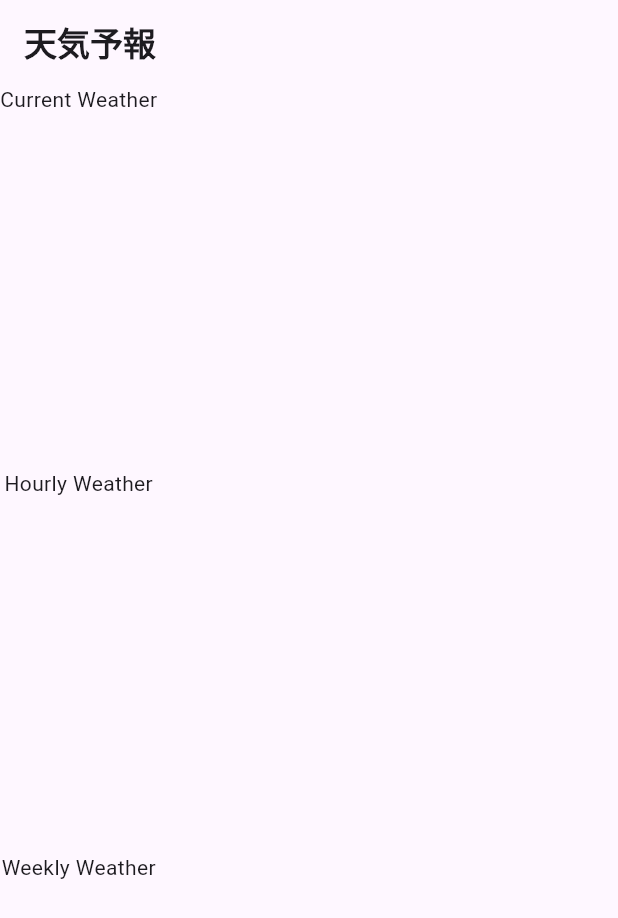
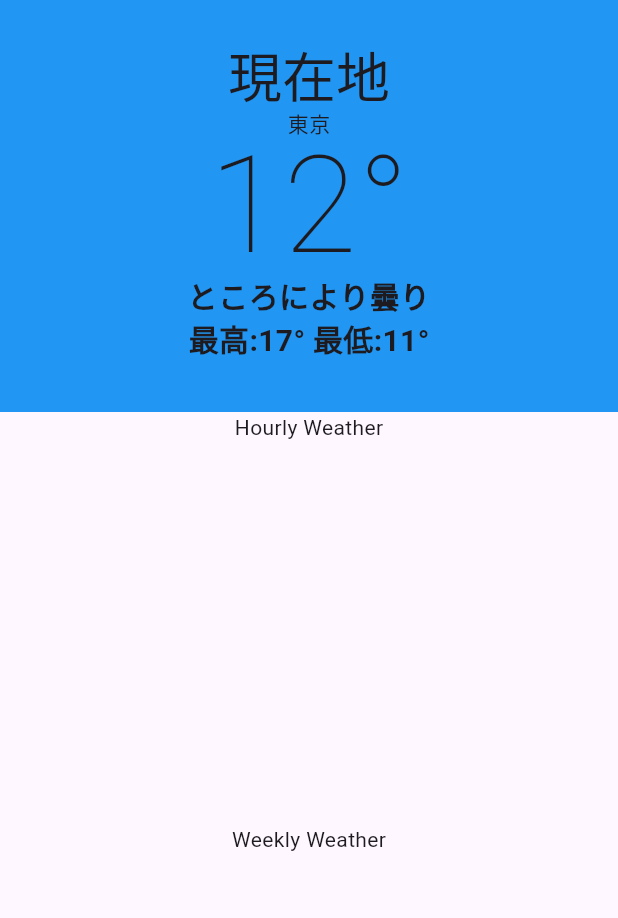
Before and after one commit to yukimiyake0607/clima_riverpod, a Flutter app: the screen it shows after launch, on a phone screen of 412 x 824 dp. Shown: the top 918 px of the screen. Run offline on Flutter 3.47's test engine with Material 3 defaults, Android fonts, the phone set to English and light mode, and no system bars.

Commit message:
add: home_screenのcurrent_weatherのUIを追加

```diff
--- a/lib/screens/home_screen.dart
+++ b/lib/screens/home_screen.dart
@@ -8,14 +8,9 @@ class HomeScreen extends StatelessWidget {
 
   @override
   Widget build(BuildContext context) {
-    return Scaffold(
-        appBar: AppBar(
-          title: Text(
-            '天気予報',
-            style: Theme.of(context).textTheme.titleLarge,
-          ),
-        ),
-        body: const Column(
+    return const Scaffold(
+        body: SafeArea(
+      child: Column(
         children: [
           Expanded(
             flex: 3,
@@ -30,6 +25,7 @@ class HomeScreen extends StatelessWidget {
             child: WeeklyWeather(),
           ),
         ],
+      ),
     ));
   }
 }
--- /dev/null
+++ b/lib/style.dart
@@ -0,0 +1,12 @@
+import 'package:flutter/material.dart';
+
+const kTemperature = TextStyle(
+  fontSize: 90,
+  fontWeight: FontWeight.w200,
+  height: 1.0,
+);
+
+const kCurrentWeather = TextStyle(
+  fontSize: 20.0,
+  fontWeight: FontWeight.w600,
+);
--- a/lib/widgets/current_weather.dart
+++ b/lib/widgets/current_weather.dart
@@ -1,3 +1,4 @@
+import 'package:clima_riverpod/style.dart';
 import 'package:flutter/material.dart';
 
 class CurrentWeather extends StatelessWidget {
@@ -5,6 +6,45 @@ class CurrentWeather extends StatelessWidget {
 
   @override
   Widget build(BuildContext context) {
-    return Text('Current Weather');
+    return Container(
+      color: Colors.blue,
+      child: Padding(
+        padding: const EdgeInsets.symmetric(horizontal: 8.0, vertical: 28.0),
+        child: Column(
+          crossAxisAlignment: CrossAxisAlignment.center,
+          children: [
+            Text(
+              '現在地',
+              style: Theme.of(context).textTheme.displaySmall,
+            ),
+            const Text('東京'),
+            const Text(
+              '12°',
+              style: kTemperature,
+            ),
+            const Text(
+              'ところにより曇り',
+              style: kCurrentWeather,
+            ),
+            const Row(
+              mainAxisAlignment: MainAxisAlignment.center,
+              children: [
+                Text(
+                  '最高:17°',
+                  style: kCurrentWeather,
+                ),
+                SizedBox(
+                  width: 5.0,
+                ),
+                Text(
+                  '最低:11°',
+                  style: kCurrentWeather,
+                ),
+              ],
+            ),
+          ],
+        ),
+      ),
+    );
   }
 }
```
Lines whose indentation alone changed are shown as unchanged.
